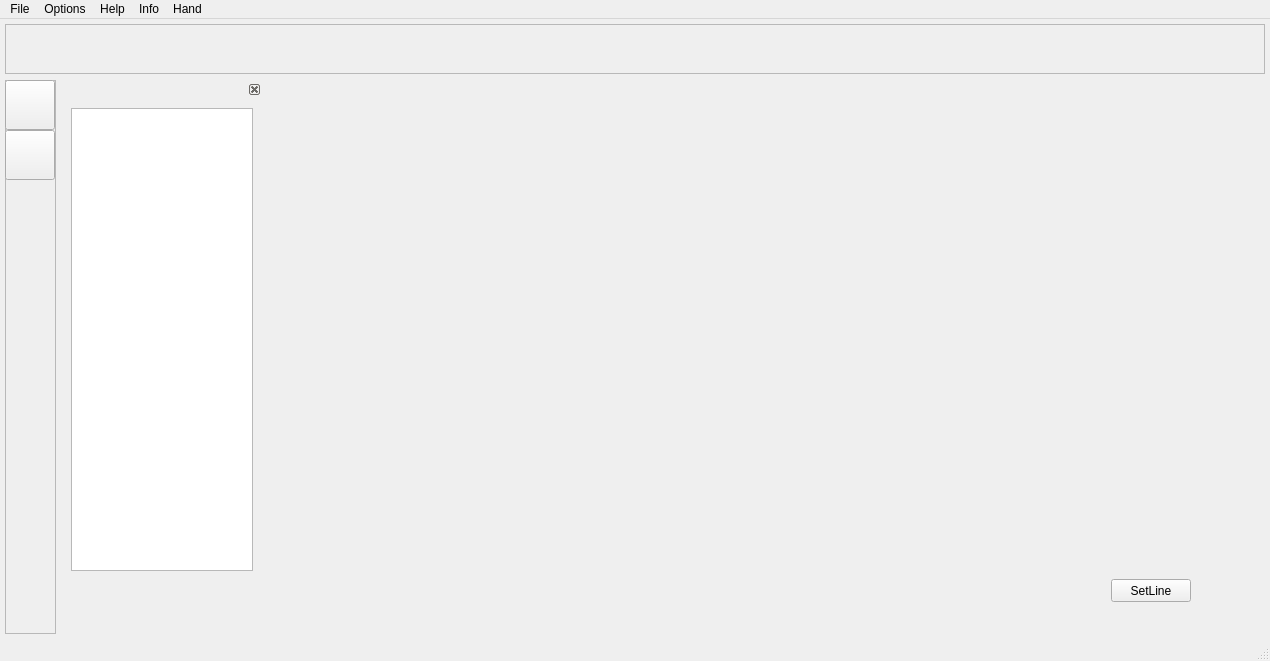
First picture: the form in mainwindow.ui, repository NeGvozd/CppLearningProject, before the edit.
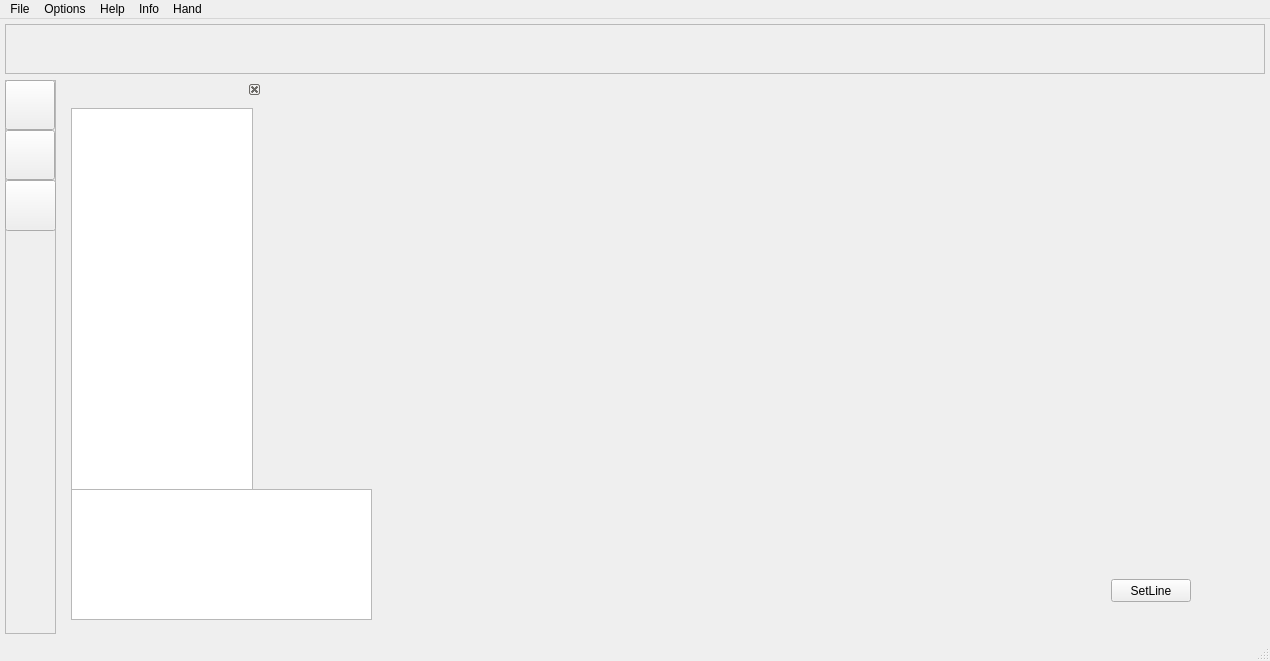
Second picture: the form after the edit. Icons and pictures are not drawn.

The edit to the form file:
```diff
--- a/mainwindow.ui
+++ b/mainwindow.ui
@@ -179,6 +179,30 @@
          <string>SetLine</string>
         </property>
        </widget>
+       <widget class="QTreeWidget" name="TreeLinesWidget">
+        <property name="geometry">
+         <rect>
+          <x>10</x>
+          <y>410</y>
+          <width>301</width>
+          <height>131</height>
+         </rect>
+        </property>
+        <attribute name="headerVisible">
+         <bool>false</bool>
+        </attribute>
+        <attribute name="headerMinimumSectionSize">
+         <number>3</number>
+        </attribute>
+        <attribute name="headerDefaultSectionSize">
+         <number>3</number>
+        </attribute>
+        <column>
+         <property name="text">
+          <string notr="true">1</string>
+         </property>
+        </column>
+       </widget>
       </widget>
      </widget>
     </item>
@@ -264,6 +288,23 @@
         </size>
        </property>
       </widget>
+      <widget class="QPushButton" name="LinesButton">
+       <property name="geometry">
+        <rect>
+         <x>0</x>
+         <y>100</y>
+         <width>51</width>
+         <height>51</height>
+        </rect>
+       </property>
+       <property name="text">
+        <string/>
+       </property>
+       <property name="icon">
+        <iconset>
+         <normaloff>img/line.png</normaloff>img/line.png</iconset>
+       </property>
+      </widget>
      </widget>
     </item>
    </layout>
```
